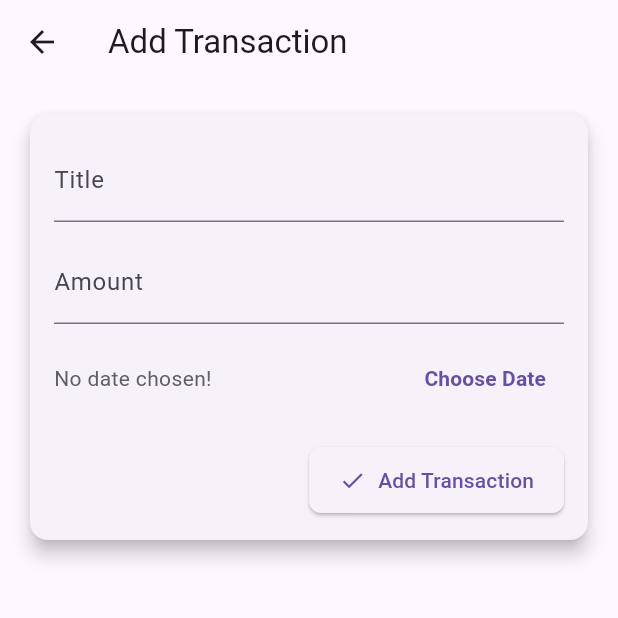
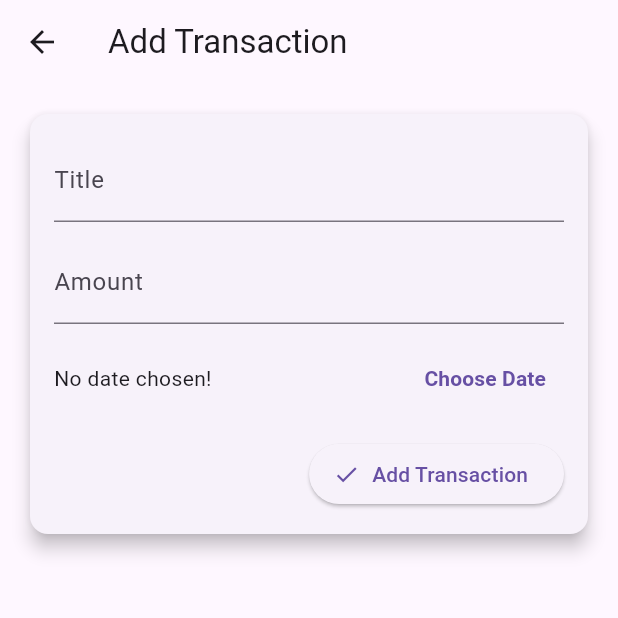
Before and after one commit to Jusbeer/flutter-finance-tracker, a Flutter app: the screen it shows after launch, after a tap on the "add" icon, on a phone screen of 412 x 824 dp, the top half of it. Run offline on Flutter 3.47's test engine with Material 3 defaults, Android fonts, the phone set to English and light mode, and no system bars; our stand-ins replace fl_chart.

```diff
--- a/lib/add_transaction_screen.dart
+++ b/lib/add_transaction_screen.dart
@@ -19,7 +19,10 @@ class _AddTransactionScreenState extends State<AddTransactionScreen> {
     final enteredTitle = _titleController.text.trim();
     final enteredAmount = double.tryParse(_amountController.text.trim());
 
-    if (enteredTitle.isEmpty || enteredAmount == null || enteredAmount <= 0 || _selectedDate == null) {
+    if (enteredTitle.isEmpty ||
+        enteredAmount == null ||
+        enteredAmount <= 0 ||
+        _selectedDate == null) {
       ScaffoldMessenger.of(context).showSnackBar(
         SnackBar(content: Text('Please complete all fields')),
       );
@@ -53,7 +56,8 @@ class _AddTransactionScreenState extends State<AddTransactionScreen> {
           padding: const EdgeInsets.all(16),
           child: Card(
             elevation: 5,
-            shape: RoundedRectangleBorder(borderRadius: BorderRadius.circular(12)),
+            shape:
+            RoundedRectangleBorder(borderRadius: BorderRadius.circular(12)),
             child: Padding(
               padding: const EdgeInsets.all(16),
               child: Column(
@@ -78,7 +82,6 @@ class _AddTransactionScreenState extends State<AddTransactionScreen> {
                           _selectedDate == null
                               ? 'No date chosen!'
                               : 'Picked date: ${DateFormat.yMMMd().format(_selectedDate!)}',
-                          style: TextStyle(color: Colors.grey[700]),
                         ),
                       ),
                       TextButton(
@@ -90,15 +93,11 @@ class _AddTransactionScreenState extends State<AddTransactionScreen> {
                       ),
                     ],
                   ),
-                  SizedBox(height: 20),
+                  SizedBox(height: 16),
                   ElevatedButton.icon(
                     onPressed: _submitTransaction,
                     icon: Icon(Icons.check),
                     label: Text('Add Transaction'),
-                    style: ElevatedButton.styleFrom(
-                      padding: EdgeInsets.symmetric(horizontal: 20, vertical: 12),
-                      shape: RoundedRectangleBorder(borderRadius: BorderRadius.circular(8)),
-                    ),
                   ),
                 ],
               ),
```
Also changed, not shown: lib/main.dart (+23 -4 lines).
